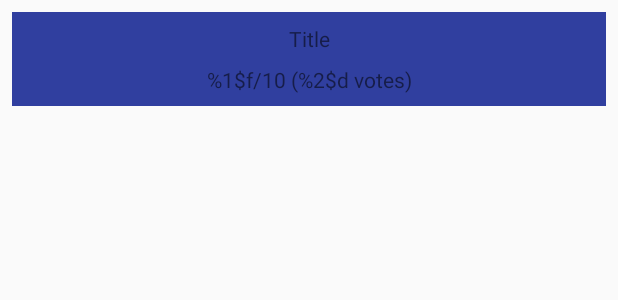
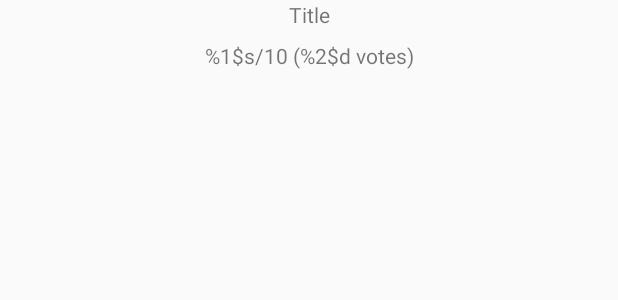
Before and after one commit to AlexFedorenko/TheMovieDB, an Android app: the layout movie_item.xml on its own in the app's theme, with its tools: preview values and no code run, on a phone screen of 412 x 824 dp. Shown: the top 300 px of the screen. Run offline under Robolectric (Android 15) with nearby library versions, the phone set to English and light mode, and no system bars.

```diff
--- a/app/src/main/java/com/example/dizzer/themoviedb/presenter/MovieListAdapter.java
+++ b/app/src/main/java/com/example/dizzer/themoviedb/presenter/MovieListAdapter.java
@@ -14,11 +14,13 @@ import com.example.dizzer.themoviedb.model.Movie;
 import com.example.dizzer.themoviedb.util.MovieUtil;
 import com.squareup.picasso.Picasso;
 
+import java.text.DecimalFormat;
 import java.util.ArrayList;
 import java.util.List;
 
 import butterknife.BindView;
 import butterknife.ButterKnife;
+import okhttp3.internal.Util;
 
 public class MovieListAdapter extends RecyclerView.Adapter<MovieListAdapter.ViewHolder> {
 
@@ -53,7 +55,7 @@ public class MovieListAdapter extends RecyclerView.Adapter<MovieListAdapter.View
                 .load(MovieUtil.constructURL(movies.get(position)))
                 .into(holder.ivMoviePoster);
         holder.tvMovieTitle.setText(movies.get(position).getTitle());
-        holder.tvRateInfo.setText(context.getString(R.string.movie_votes, voteAverage, voteCount));
+        holder.tvRateInfo.setText(context.getString(R.string.movie_votes, String.valueOf(voteAverage), voteCount));
     }
 
     @Override
--- a/app/src/main/java/com/example/dizzer/themoviedb/util/App.java
+++ b/app/src/main/java/com/example/dizzer/themoviedb/util/App.java
@@ -9,6 +9,7 @@ import retrofit2.converter.gson.GsonConverterFactory;
 
 public class App extends Application {
     public static final String BASE_URL = "https://api.themoviedb.org/3/";
+    public static final String API_KEY = "7c06988ba1e4f3e8df0df5d8392bb21e";
     public static MovieApi movieApi;
 
     @Override
--- a/app/src/main/java/com/example/dizzer/themoviedb/view/MainView.java
+++ b/app/src/main/java/com/example/dizzer/themoviedb/view/MainView.java
@@ -12,4 +12,6 @@ public interface MainView {
     void showEmpty();
 
     void showNoConnectionInfo();
+
+    void hideNoConnectionInfo();
 }
--- a/app/src/main/res/layout/activity_main.xml
+++ b/app/src/main/res/layout/activity_main.xml
@@ -25,7 +25,8 @@
         android:layout_marginStart="@dimen/common_margin_8_dp"
         app:layout_constraintBottom_toBottomOf="parent"
         app:layout_constraintEnd_toEndOf="parent"
-        app:layout_constraintStart_toStartOf="parent">
+        app:layout_constraintStart_toStartOf="parent"
+        android:visibility="gone">
 
         <TextView
             android:id="@+id/tvOfflineInfo"
--- a/app/src/main/res/layout/movie_item.xml
+++ b/app/src/main/res/layout/movie_item.xml
@@ -6,14 +6,13 @@
     android:layout_width="match_parent"
     android:layout_height="wrap_content"
     android:layout_weight="1"
-    android:background="@color/colorPrimaryDark"
-    android:layout_margin="@dimen/common_margin_8_dp">
+    android:layout_marginStart="@dimen/common_margin_8_dp"
+    android:layout_marginEnd="@dimen/common_margin_8_dp"    >
 
     <ImageView
         android:id="@+id/ivMoviePoster"
         android:layout_width="match_parent"
-        android:layout_height="match_parent"
-        android:layout_margin="@dimen/common_margin_8_dp"
+        android:layout_height="wrap_content"
         app:layout_constraintEnd_toEndOf="parent"
         app:layout_constraintStart_toStartOf="parent"
         app:layout_constraintTop_toTopOf="parent"
@@ -27,6 +26,7 @@
         android:layout_marginStart="@dimen/common_margin_8_dp"
         android:text="Title"
         android:maxLines="1"
+        android:gravity="center"
         app:layout_constraintEnd_toEndOf="parent"
         app:layout_constraintStart_toStartOf="parent"
         app:layout_constraintTop_toBottomOf="@+id/ivMoviePoster" />
@@ -39,6 +39,7 @@
         android:layout_marginBottom="8dp"
         android:text="@string/movie_votes"
         android:maxLines="1"
+        android:gravity="center"
         app:layout_constraintBottom_toBottomOf="parent"
         app:layout_constraintEnd_toEndOf="parent"
         app:layout_constraintStart_toStartOf="parent"
--- a/app/src/main/res/values/strings.xml
+++ b/app/src/main/res/values/strings.xml
@@ -4,5 +4,5 @@
     <string name="connections_text_info">Oops! Check your internet connections, and retry.</string>
     <string name="movie_image_desc">movieImage</string>
 
-    <string name="movie_votes">%1$f/10 (%2$d votes)</string>
+    <string name="movie_votes">%1$s/10 (%2$d votes)</string>
 </resources>
```
Also changed, not shown: app/src/main/java/com/example/dizzer/themoviedb/presenter/MainPresenter.java (added, +78 -0 lines), app/src/main/java/com/example/dizzer/themoviedb/view/MainActivity.java (+38 -15 lines).
